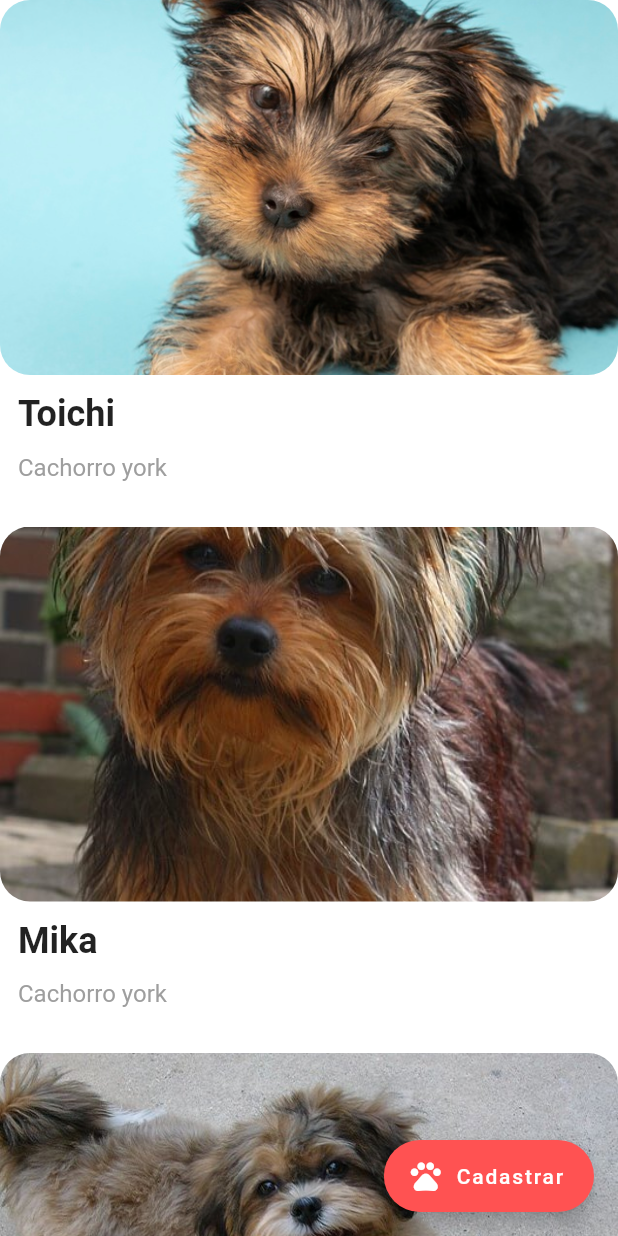
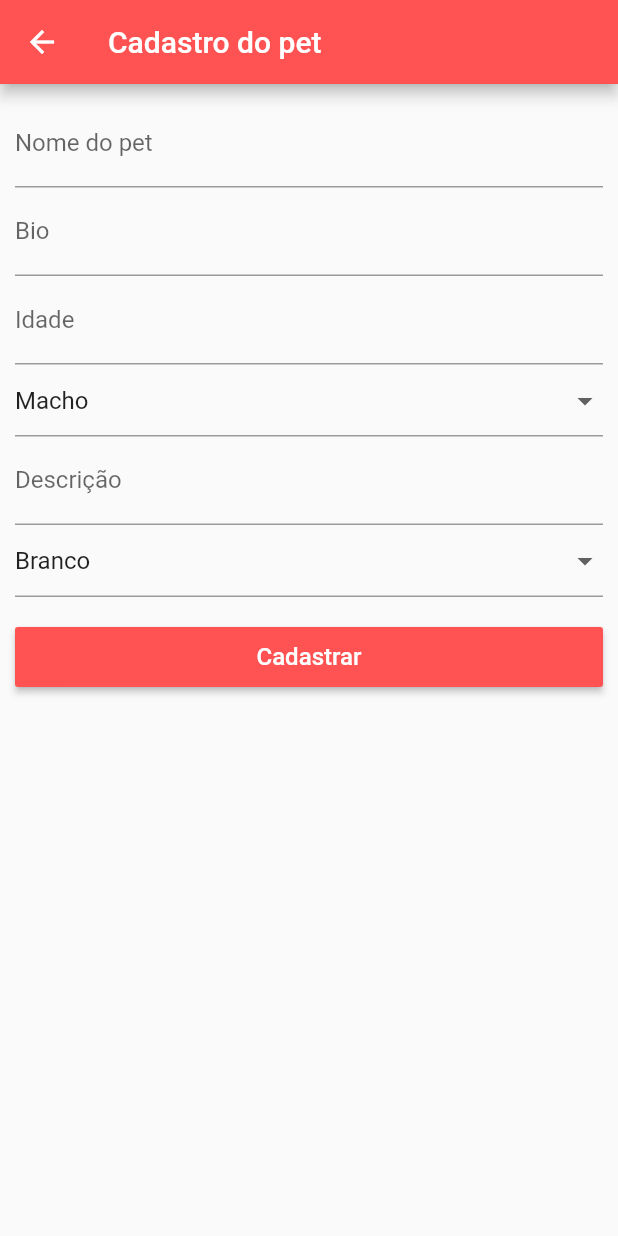
Before and after one commit to tiagoiwamoto/lifepet_app, a Flutter app: the screen it shows after launch, after a tap on "Cadastrar", on a phone screen of 412 x 824 dp. Run offline on Flutter 3.47's test engine with Material 2 defaults, Android fonts, the phone set to English and light mode, and no system bars; Roboto replaces fonts that are missing (Montserrat).

Commit message:
Adicionando pagina de cadastro

```diff
--- a/lib/main.dart
+++ b/lib/main.dart
@@ -1,5 +1,6 @@
 import 'package:flutter/material.dart';
 import 'package:lifepet_app/screens/home_screen.dart';
+import 'package:lifepet_app/screens/form_pet_screen.dart';
 
 void main() => runApp(Main());
 
@@ -10,6 +11,9 @@ class Main extends StatelessWidget {
     return MaterialApp(
       title: "Pet Life",
       home: new HomeScreen(),
+      theme: ThemeData(
+        primaryColor: Colors.redAccent
+      ),
       debugShowCheckedModeBanner: false,
     );
   }
--- /dev/null
+++ b/lib/screens/form_pet_screen.dart
@@ -0,0 +1,93 @@
+import 'package:flutter/material.dart';
+import 'package:flutter/rendering.dart';
+
+class FormPetScreen extends StatefulWidget {
+
+  @override
+  _FormPetScreenState createState() => _FormPetScreenState();
+}
+
+class _FormPetScreenState extends State<FormPetScreen> {
+
+  String tmpCorPet = 'Branco';
+  String tmpSexoPet = 'Macho';
+
+  @override
+  Widget build(BuildContext context) {
+    return Scaffold(
+      appBar: AppBar(
+        title: Text("Cadastro do pet"),
+      ),
+      body: SingleChildScrollView(
+        child: Padding(
+          padding: EdgeInsets.all(10),
+          child: Form(
+            child: Column(
+              crossAxisAlignment: CrossAxisAlignment.start,
+              children: <Widget>[
+                TextFormField(
+                  keyboardType: TextInputType.text,
+                  decoration: InputDecoration(labelText: "Nome do pet"),
+                ),
+                TextFormField(
+                  keyboardType: TextInputType.text,
+                  decoration: InputDecoration(labelText: "Bio"),
+                ),
+                TextFormField(
+                  keyboardType: TextInputType.number,
+                  decoration: InputDecoration(labelText: "Idade"),
+                ),
+                DropdownButtonFormField(
+                  value: tmpSexoPet,
+                  onChanged: (String sexoSelecionado) {
+                    setState(() {
+                      tmpSexoPet = sexoSelecionado;
+                    });
+                  },
+                  items: <String>['Macho', 'Fêmea'].map<DropdownMenuItem<String>>
+                    ((String value) {
+                    return DropdownMenuItem<String> (
+                        value: value,
+                        child: Text(value)
+                    );
+                  }).toList(),
+                ),
+                TextFormField(
+                  keyboardType: TextInputType.text,
+                  decoration: InputDecoration(labelText: "Descrição"),
+                ),
+                DropdownButtonFormField(
+                  value: tmpCorPet,
+                  onChanged: (String corSelecionada) {
+                    setState(() {
+                      tmpCorPet = corSelecionada;
+                    });
+                  },
+                  items: <String>['Branco', 'Preto', 'Marrom', 'Amarelo'].map<DropdownMenuItem<String>>
+                    ((String value) {
+                    return DropdownMenuItem<String> (
+                      value: value,
+                      child: Text(value)
+                    );
+                  }).toList(),
+                ),
+                Padding(
+                  padding: EdgeInsets.only(top: 20, bottom: 20),
+                  child: Container(
+                    height: 40,
+                    width: double.infinity,
+                    child: RaisedButton(
+                      onPressed: () {},
+                      color: Colors.redAccent,
+                      child: Text("Cadastrar", style: TextStyle(color: Colors.white, fontSize: 16)),
+                    ),
+                  ),
+                )
+              ],
+            ),
+          ),
+        ),
+      ),
+    );
+  }
+}
--- a/lib/screens/home_screen.dart
+++ b/lib/screens/home_screen.dart
@@ -1,6 +1,7 @@
 import 'package:flutter/material.dart';
 import 'package:flutter/rendering.dart';
 import 'package:lifepet_app/models/pet_model.dart';
+import 'package:lifepet_app/screens/form_pet_screen.dart';
 
 class HomeScreen extends StatelessWidget {
 
@@ -15,7 +16,11 @@ class HomeScreen extends StatelessWidget {
         },
       ),
       floatingActionButton: FloatingActionButton.extended(
-          onPressed: () {},
+          onPressed: () {
+            Navigator.of(context).push(
+              MaterialPageRoute(builder: (_) => FormPetScreen()),
+            );
+          },
           label: Text("Cadastrar"),
           icon: Icon(Icons.pets),
           backgroundColor: Colors.redAccent),
--- a/pubspec.yaml
+++ b/pubspec.yaml
@@ -50,6 +50,7 @@ flutter:
   #   - images/a_dot_ham.jpeg
   assets:
     - assets/images/
+    - assets/fonts/
 
   # An image asset can refer to one or more resolution-specific "variants", see
   # https://flutter.dev/assets-and-images/#resolution-aware.
```
